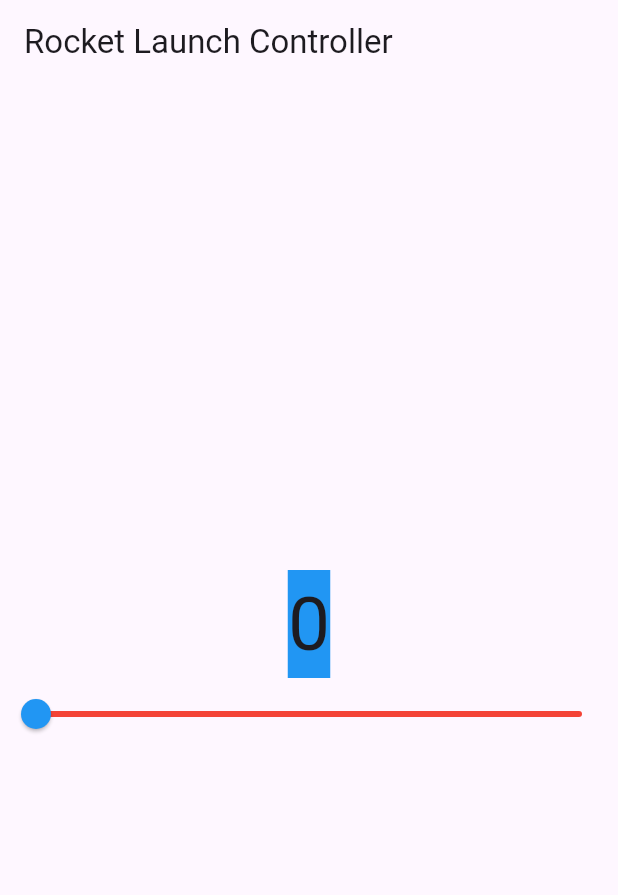
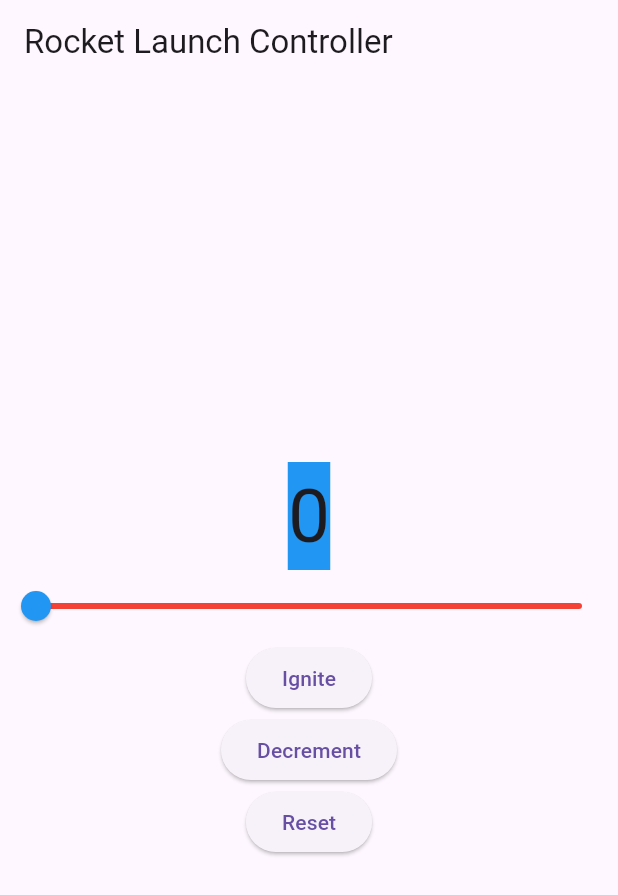
Before and after one commit to brockeh8/act6, a Flutter app: the screen it shows after launch, on a phone screen of 412 x 824 dp. Shown: the top 895 px of the screen. Run offline on Flutter 3.47's test engine with Material 3 defaults, Android fonts, the phone set to English and light mode, and no system bars.

Commit message:
added the buttons Increment, Decrement, and Reset

```diff
--- a/lib/main.dart
+++ b/lib/main.dart
@@ -61,6 +61,34 @@ class _CounterWidgetState extends State<CounterWidget> {
             activeColor: Colors.blue,
             inactiveColor: Colors.red,
           ),
+
+          ElevatedButton(
+            onPressed: () {
+              setState(() {
+                _counter = _counter + 1;
+              });
+            },
+            child: Text('Ignite'),
+          ),
+
+          ElevatedButton(
+            onPressed: () {
+              setState(() {
+                _counter = _counter - 1;
+              });
+            },
+            child: Text('Decrement'),
+          ),
+
+          ElevatedButton(
+            onPressed: () {
+              setState(() {
+                _counter = 0;
+              });
+            },
+            child: Text('Reset'),
+
+          ),
         ],
       ),
     );
```
